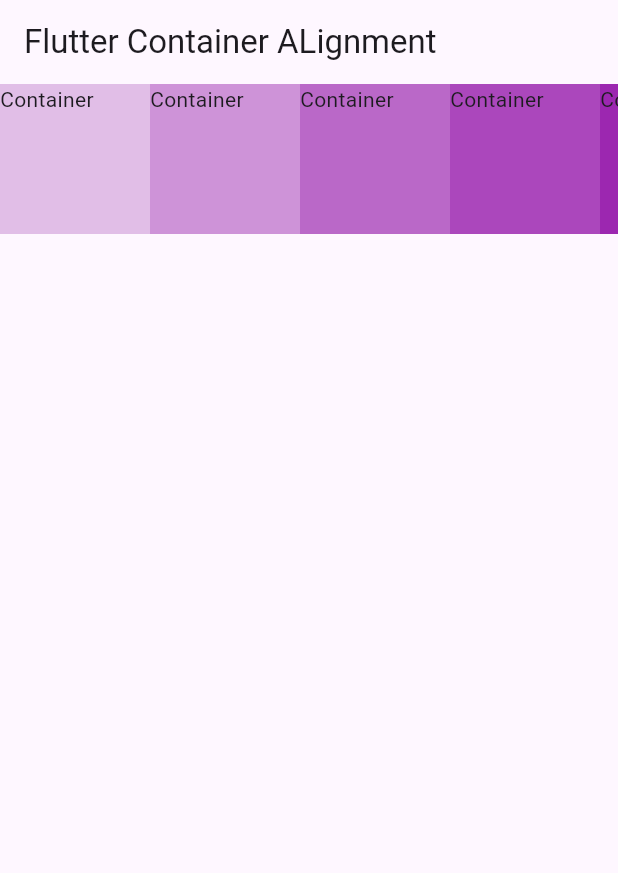
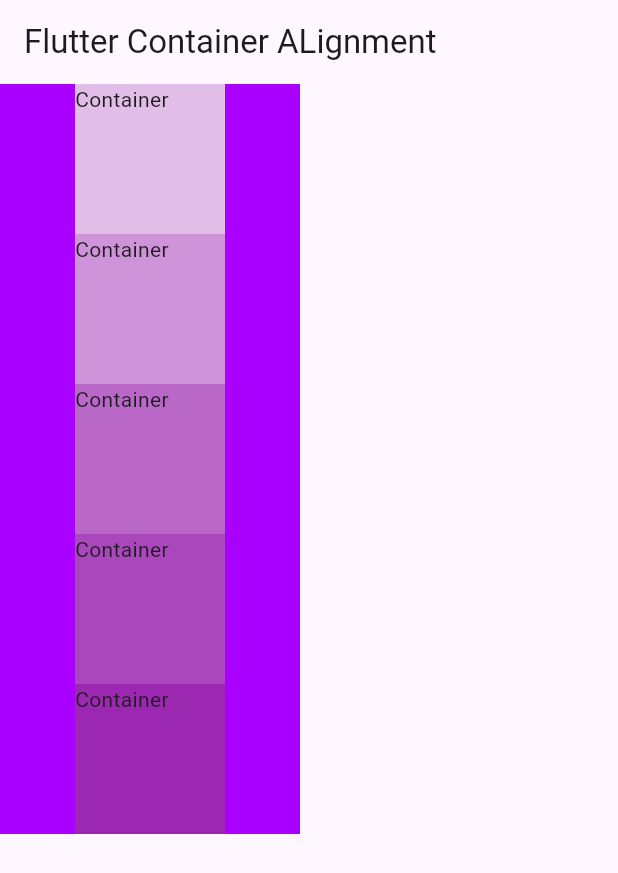
Before and after one commit to meetshaheer/flutter-container-alignment, a Flutter app: the screen it shows after launch, on a phone screen of 412 x 824 dp. Shown: the top 873 px of the screen. Run offline on Flutter 3.47's test engine with Material 3 defaults, Android fonts, the phone set to English and light mode, and no system bars.

Commit message:
update with main axis size property of container column

```diff
--- a/container_alignment/lib/flutter_container_alignmet.dart
+++ b/container_alignment/lib/flutter_container_alignmet.dart
@@ -12,10 +12,9 @@ class flutter_container_alignment extends StatelessWidget {
       ),
       body: Container(
         color: Colors.purpleAccent[700],
-        width: double.infinity,
-        child: SingleChildScrollView(
-          scrollDirection: Axis.horizontal,
-          child: Row(
+        width: 200,
+        child: Column(
+          mainAxisSize: MainAxisSize.min,
           children: [
             Container(
               height: 100,
@@ -50,7 +49,6 @@ class flutter_container_alignment extends StatelessWidget {
           ],
         ),
       ),
-      ),
     );
   }
 }
```
Lines whose indentation alone changed are shown as unchanged.
